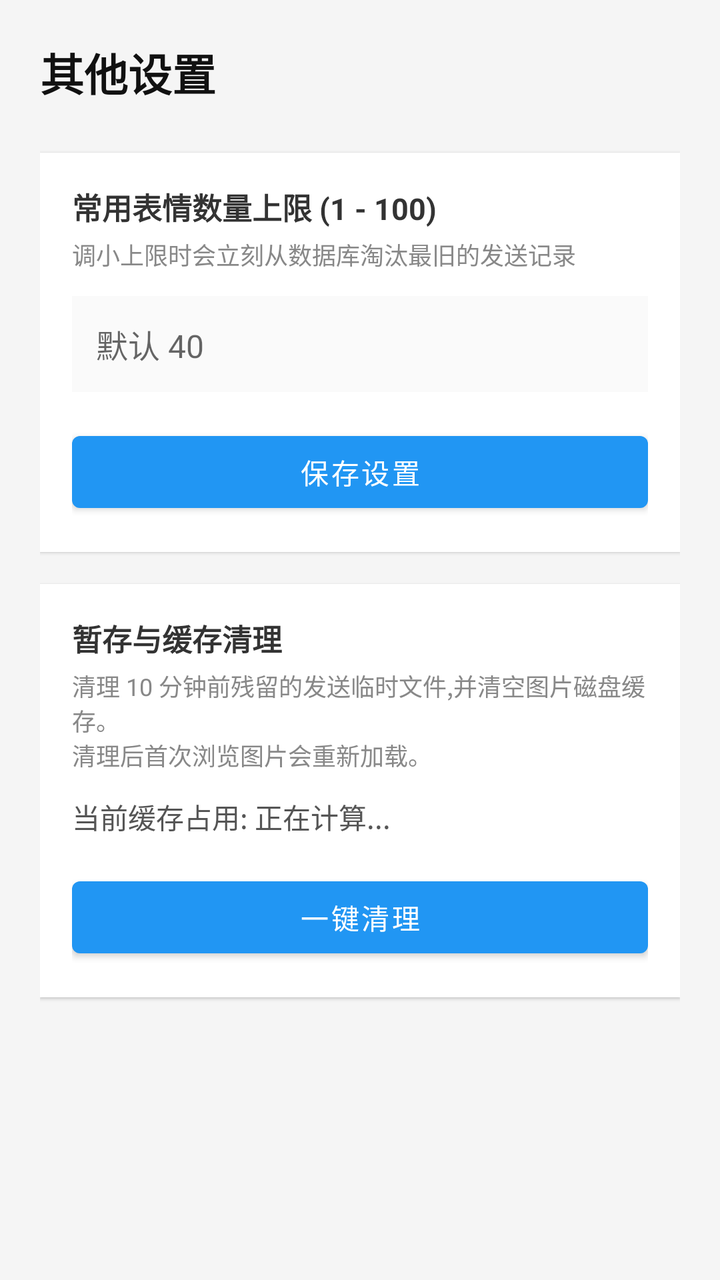
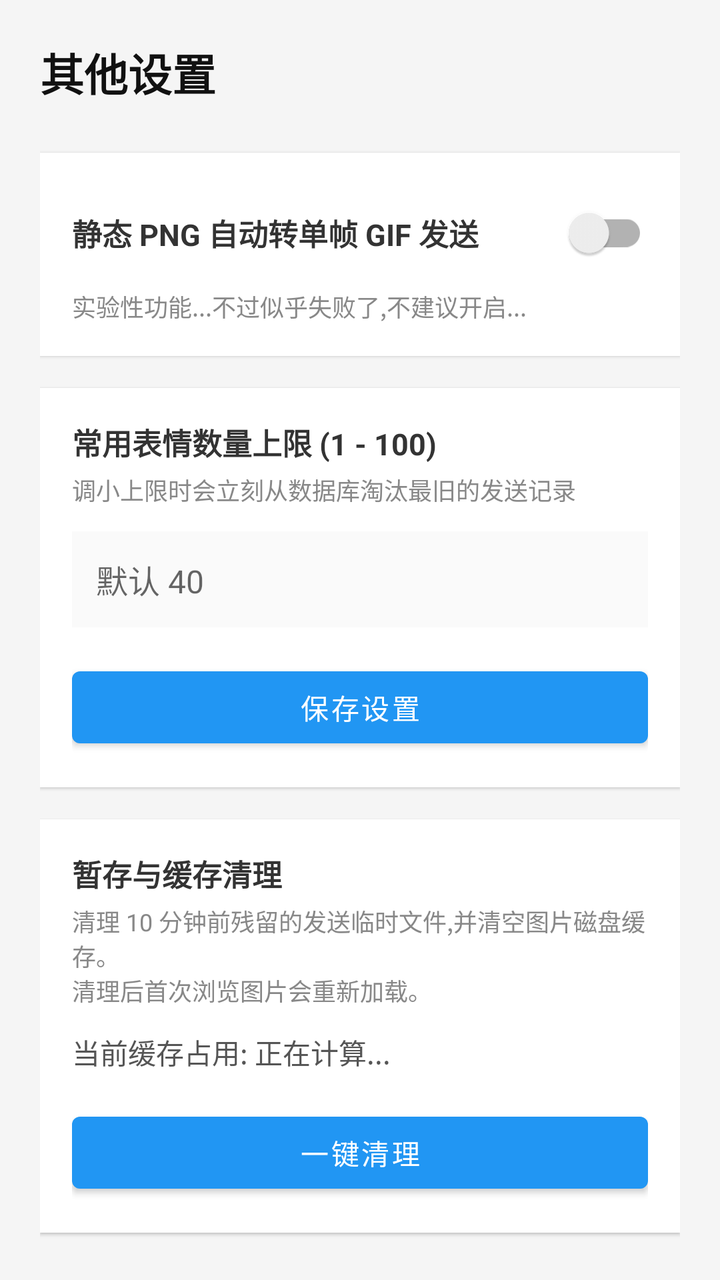

The first picture is an Android layout as it rendered before a commit; the second is the same layout after the commit. The layout source and the unified diff follow.
<!-- AndroidManifest.xml: application theme Theme.Test -->
<!-- res/layout/activity_settings_other.xml -->
<?xml version="1.0" encoding="utf-8"?>
<LinearLayout xmlns:android="http://schemas.android.com/apk/res/android"
    android:layout_width="match_parent"
    android:layout_height="match_parent"
    android:orientation="vertical"
    android:padding="20dp"
    android:background="#F5F5F5">

    <TextView
        android:layout_width="wrap_content"
        android:layout_height="wrap_content"
        android:text="其他设置"
        android:textSize="22sp"
        android:textStyle="bold"
        android:textColor="#111111"
        android:layout_marginBottom="24dp" />

    <LinearLayout
        android:layout_width="match_parent"
        android:layout_height="wrap_content"
        android:orientation="vertical"
        android:background="#FFFFFF"
        android:padding="16dp"
        android:elevation="1dp">

        <TextView
            android:layout_width="wrap_content"
            android:layout_height="wrap_content"
            android:text="常用表情数量上限 (1 - 100)"
            android:textSize="15sp"
            android:textStyle="bold"
            android:textColor="#333333" />

        <TextView
            android:layout_width="wrap_content"
            android:layout_height="wrap_content"
            android:text="调小上限时会立刻从数据库淘汰最旧的发送记录"
            android:textSize="12sp"
            android:textColor="#888888"
            android:layout_marginTop="4dp"
            android:layout_marginBottom="12dp" />

        <EditText
            android:id="@+id/etRecentLimit"
            android:layout_width="match_parent"
            android:layout_height="48dp"
            android:inputType="number"
            android:hint="默认 40"
            android:textSize="16sp"
            android:background="#FAFAFA"
            android:paddingHorizontal="12dp" />

        <Button
            android:id="@+id/btnSaveSettings"
            android:layout_width="match_parent"
            android:layout_height="wrap_content"
            android:text="保存设置"
            android:layout_marginTop="16dp" />
    </LinearLayout>

    
    <LinearLayout
        android:layout_width="match_parent"
        android:layout_height="wrap_content"
        android:orientation="vertical"
        android:background="#FFFFFF"
        android:padding="16dp"
        android:elevation="1dp"
        android:layout_marginTop="16dp">

        <TextView
            android:layout_width="wrap_content"
            android:layout_height="wrap_content"
            android:text="暂存与缓存清理"
            android:textSize="15sp"
            android:textStyle="bold"
            android:textColor="#333333" />

        <TextView
            android:layout_width="wrap_content"
            android:layout_height="wrap_content"
            android:text="清理 10 分钟前残留的发送临时文件,并清空图片磁盘缓存。\n清理后首次浏览图片会重新加载。"
            android:textSize="12sp"
            android:textColor="#888888"
            android:layout_marginTop="4dp"
            android:layout_marginBottom="12dp" />

        <TextView
            android:id="@+id/tvCacheSizeDisplay"
            android:layout_width="wrap_content"
            android:layout_height="wrap_content"
            android:text="当前缓存占用: 正在计算..."
            android:textSize="14sp"
            android:textColor="#555555" />

        <Button
            android:id="@+id/btnCleanCache"
            android:layout_width="match_parent"
            android:layout_height="wrap_content"
            android:text="一键清理"
            android:layout_marginTop="16dp" />
    </LinearLayout>

</LinearLayout>
<!-- resources referenced by this layout -->
<resources>
  <style name="Theme.Test" parent="Theme.MaterialComponents.DayNight.NoActionBar">
          <item name="colorPrimary">#2196F3</item>
          <item name="colorPrimaryVariant">#1976D2</item>
          <item name="colorOnPrimary">#FFFFFF</item>
          <item name="colorSecondary">#03DAC6</item>
          <item name="colorSecondaryVariant">#018786</item>
          <item name="colorOnSecondary">#000000</item>
          <item name="android:statusBarColor">?attr/colorPrimaryVariant</item>
      </style>
</resources>

<!-- the commit's change to res/layout/activity_settings_other.xml (unified diff, before → after) -->
@@ -14,6 +14,46 @@
         android:textStyle="bold"
         android:textColor="#111111"
         android:layout_marginBottom="24dp" />
+
+    
+    <LinearLayout
+        android:layout_width="match_parent"
+        android:layout_height="wrap_content"
+        android:orientation="vertical"
+        android:background="#FFFFFF"
+        android:padding="16dp"
+        android:elevation="1dp"
+        android:layout_marginBottom="16dp">
+
+        <LinearLayout
+            android:layout_width="match_parent"
+            android:layout_height="wrap_content"
+            android:orientation="horizontal"
+            android:gravity="center_vertical">
+
+            <TextView
+                android:layout_width="0dp"
+                android:layout_height="wrap_content"
+                android:layout_weight="1"
+                android:text="静态 PNG 自动转单帧 GIF 发送"
+                android:textSize="15sp"
+                android:textStyle="bold"
+                android:textColor="#333333" />
+
+            <androidx.appcompat.widget.SwitchCompat
+                android:id="@+id/switchConvertPngToGif"
+                android:layout_width="wrap_content"
+                android:layout_height="wrap_content" />
+        </LinearLayout>
+
+        <TextView
+            android:layout_width="wrap_content"
+            android:layout_height="wrap_content"
+            android:text="实验性功能...不过似乎失败了,不建议开启..."
+            android:textSize="12sp"
+            android:textColor="#888888"
+            android:layout_marginTop="4dp" />
+    </LinearLayout>
 
     <LinearLayout
         android:layout_width="match_parent"
